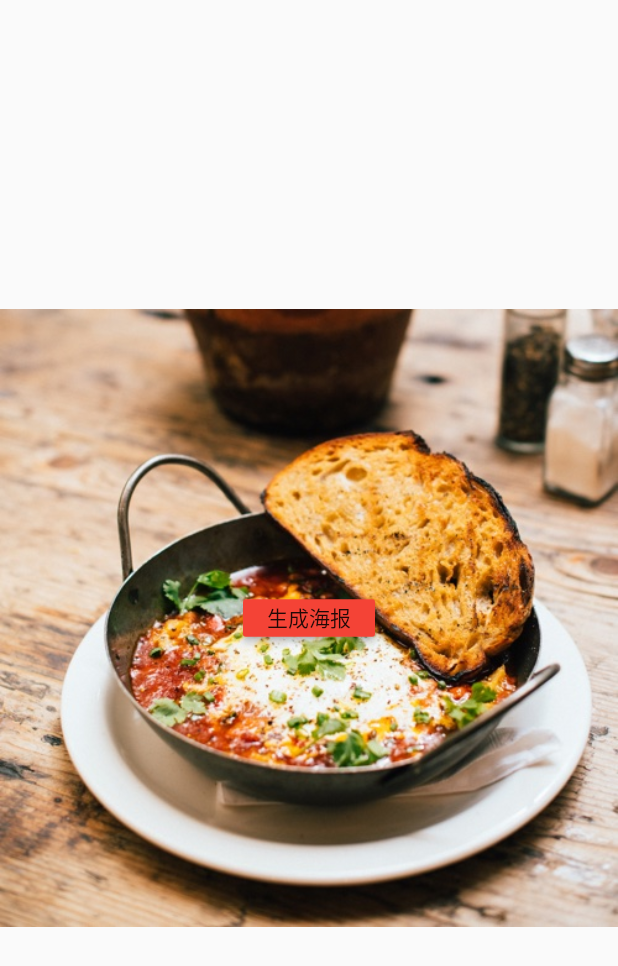
After one commit to wuweijian1997/flutter_demo, a Flutter app: the CanvasDrawImage screen opened by its route, on a phone screen of 412 x 824 dp. The commit adds this screen. Shown: the top 966 px of the screen. Run offline on Flutter 3.47's test engine with Material 2 defaults, Android fonts, the phone set to English and light mode, and no system bars; our stand-ins replace image_picker, rxdart; missing offline and left inert: animation_page, exif.

Commit message:
canvas draw image

```diff
--- a/lib/NavigatorUtil.dart
+++ b/lib/NavigatorUtil.dart
@@ -69,6 +69,7 @@ class NavigatorUtil extends NavigatorObserver {
     AnimationPageMixinPage.rName: (context) => AnimationPageMixinPage(),
     AnimatedListSample.rName: (context) => AnimatedListSample(),
     CountdownTimerPage.rName: (context) => CountdownTimerPage(),
+    CanvasDrawImage.rName: (context) => CanvasDrawImage(),
   };
 
   static Route<dynamic> onGenerateRoute(RouteSettings setting) {
--- a/lib/main.dart
+++ b/lib/main.dart
@@ -38,9 +38,9 @@ void main() {
     LogUtil.e("[ FlutterError.onError ] = ", details.library, details);
   };
 
+  SizeFit.init();
   var width = 100.px;
   var width2 = 100.0.px;
-
   runZoned(() {
     runApp(MultiProvider(
       providers: providers,
@@ -132,6 +132,7 @@ class _MyHomePageState extends State<MyHomePage> with TickerProviderStateMixin {
     _HomePageItem(title: AnimationPageMixinPage.rName, page: AnimationPageMixinPage.rName),
     _HomePageItem(title: AnimatedListSample.rName, page: AnimatedListSample.rName),
     _HomePageItem(title: CountdownTimerPage.rName, page: CountdownTimerPage.rName),
+    _HomePageItem(title: CanvasDrawImage.rName, page: CanvasDrawImage.rName),
   ];
 
   AnimationController animationController;
--- /dev/null
+++ b/lib/pages/canvas_draw_image.dart
@@ -0,0 +1,68 @@
+import 'dart:typed_data';
+import 'dart:ui';
+import 'dart:ui' as ui;
+
+import 'package:flutter/material.dart';
+import 'package:flutter/services.dart';
+
+class CanvasDrawImage extends StatefulWidget {
+  static const rName = 'CanvasDrawImage';
+
+
+  @override
+  _CanvasDrawImageState createState() => _CanvasDrawImageState();
+}
+
+class _CanvasDrawImageState extends State<CanvasDrawImage> {
+  Future<ui.Image> getImage(String asset) async {
+    ByteData data = await rootBundle.load(asset);
+    Codec codec = await ui.instantiateImageCodec(data.buffer.asUint8List());
+    FrameInfo fi = await codec.getNextFrame();
+    return fi.image;
+  }
+
+  Uint8List imageMemory;
+
+  @override
+  Widget build(BuildContext context) {
+    return Scaffold(
+      body: Container(
+        alignment: Alignment.center,
+        child: Stack(
+          alignment: Alignment.center,
+          children: [
+            imageMemory != null ? Image.memory(imageMemory) : Image.asset('assets/eat_cape_town_sm.jpg'),
+            RaisedButton(
+              onPressed: () async {
+                var pictureRecorder = new PictureRecorder(); // 图片记录仪
+                var canvas = new Canvas(pictureRecorder); //canvas接受一个图片记录仪
+                var images = await getImage('assets/eat_cape_town_sm.jpg'); // 使用方法获取Unit8List格式的图片
+                print(images);
+                Paint _linePaint = new Paint()
+                  ..color = Colors.blue
+                  ..style = PaintingStyle.fill
+                  ..isAntiAlias = true
+                  ..strokeCap = StrokeCap.round
+                  ..strokeWidth = 30.0;
+
+                // 绘制图片
+                canvas.drawImage(images, Offset(-150, -150), _linePaint); // 直接画图
+
+                //下面的代码是生成图片的关键代码，以上绘制文字和圆圈的代码可以忽略不计
+                var picture = await pictureRecorder.endRecording().toImage(300, 300);//设置生成图片的宽和高
+                var pngImageBytes = await picture.toByteData(format: ui.ImageByteFormat.png);
+                // var imgBytes = Uint8List.view(pngImageBytes.buffer); //这一行和下面这一行都是生成Uint8List格式的图片（原理还不知道）
+                Uint8List pngBytes = pngImageBytes.buffer.asUint8List();
+                setState(() {
+                  imageMemory = pngBytes;
+                });
+              },
+              child: Text('生成海报'),
+            ),
+          ],
+        ),
+
+      ),
+    );
+  }
+}
--- a/lib/pages/index.dart
+++ b/lib/pages/index.dart
@@ -15,3 +15,4 @@ export 'theme_demo.dart';
 export 'animation_page_mixin.dart';
 export 'animated_list_page.dart';
 export 'countdown_timer_page.dart';
+export 'canvas_draw_image.dart';
```
Also changed, not shown: pubspec.lock.
